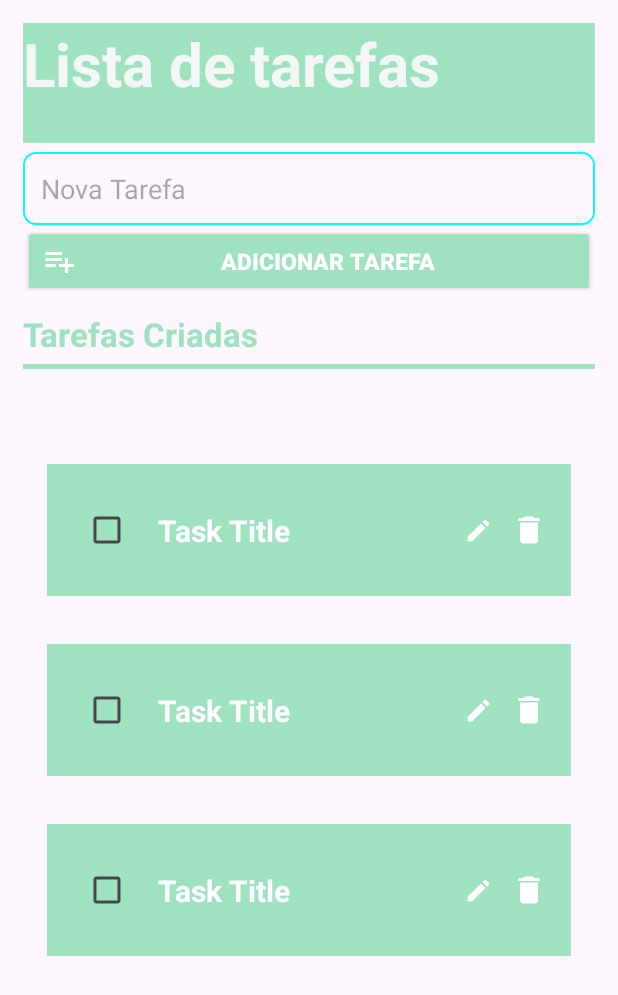
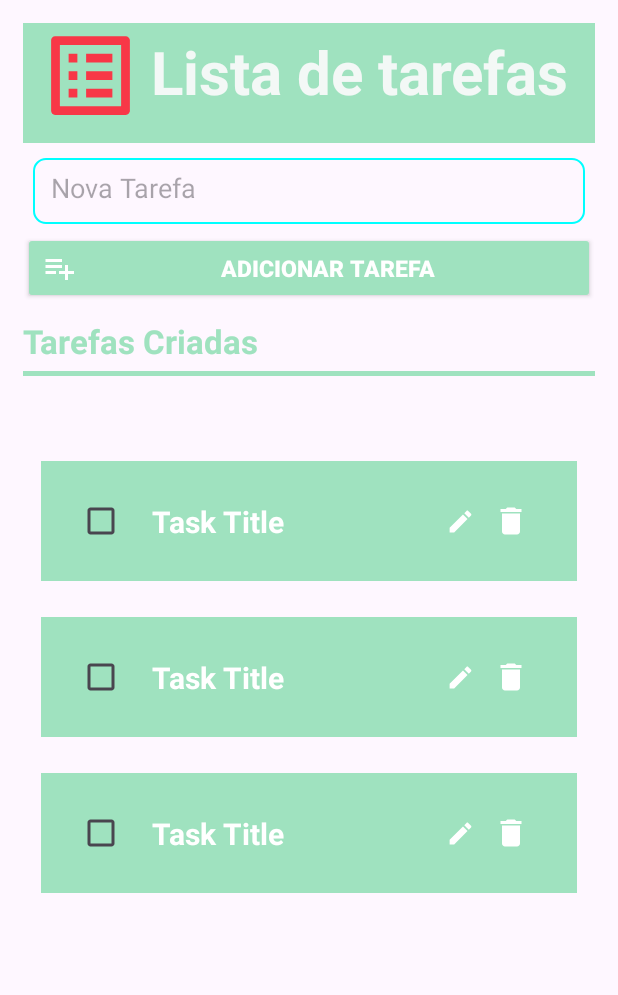
Before and after one commit to gabreucast/Projeto-To-Do-List, an Android app: the layout fragment_home_to_do_list.xml on its own in the app's theme, with its tools: preview values and no code run, on a phone screen of 412 x 824 dp. Shown: the top 995 px of the screen. Run offline under Robolectric (Android 15) with nearby library versions, the phone set to English and light mode, and no system bars.

Commit message:
crias os fragments de completed task, organizar o codigo, colocar o titulo e icone em todas as telas, padronizar os comentarios do styles.xml,

```diff
--- a/ProjetoToDoList/app/src/main/java/com/gabreucast/projetotodolist/Fragmets/EditFragment.kt
+++ b/ProjetoToDoList/app/src/main/java/com/gabreucast/projetotodolist/Fragmets/EditFragment.kt
@@ -35,7 +35,7 @@ class EditFragment : Fragment() {
         savedInstanceState: Bundle?
     ): View? {
         // Inflate the layout for this fragment
-        return inflater.inflate(R.layout.fragment_edit, container, false)
+        return inflater.inflate(R.layout.fragment_principal_edit, container, false)
     }
 
     companion object {
--- a/ProjetoToDoList/app/src/main/res/drawable/edit_icone.xml
+++ /dev/null
@@ -1,5 +0,0 @@
-<vector xmlns:android="http://schemas.android.com/apk/res/android" android:height="24dp" android:tint="#1976D2" android:viewportHeight="24" android:viewportWidth="24" android:width="24dp">
-
-    <path android:fillColor="@android:color/white" android:pathData="M3,10h11v2H3V10zM3,8h11V6H3V8zM3,16h7v-2H3V16zM18.01,12.87l0.71,-0.71c0.39,-0.39 1.02,-0.39 1.41,0l0.71,0.71c0.39,0.39 0.39,1.02 0,1.41l-0.71,0.71L18.01,12.87zM17.3,13.58l-5.3,5.3V21h2.12l5.3,-5.3L17.3,13.58z"/>
-
-</vector>
--- a/ProjetoToDoList/app/src/main/res/drawable/remove_icone.xml
+++ /dev/null
@@ -1,5 +0,0 @@
-<vector xmlns:android="http://schemas.android.com/apk/res/android" android:height="24dp" android:tint="#D32F2F" android:viewportHeight="24" android:viewportWidth="24" android:width="24dp">
-
-    <path android:fillColor="@android:color/white" android:pathData="M14,10H3v2h11V10zM14,6H3v2h11V6zM3,16h7v-2H3V16zM14.41,22L17,19.41L19.59,22L21,20.59L18.41,18L21,15.41L19.59,14L17,16.59L14.41,14L13,15.41L15.59,18L13,20.59L14.41,22z"/>
-
-</vector>
--- a/ProjetoToDoList/app/src/main/res/drawable/title_icone.xml
+++ /dev/null
@@ -1,5 +0,0 @@
-<vector xmlns:android="http://schemas.android.com/apk/res/android" android:autoMirrored="true" android:height="24dp" android:tint="#000000" android:viewportHeight="24" android:viewportWidth="24" android:width="24dp">
-
-    <path android:fillColor="@android:color/white" android:pathData="M4,10.5c-0.83,0 -1.5,0.67 -1.5,1.5s0.67,1.5 1.5,1.5 1.5,-0.67 1.5,-1.5 -0.67,-1.5 -1.5,-1.5zM4,4.5c-0.83,0 -1.5,0.67 -1.5,1.5S3.17,7.5 4,7.5 5.5,6.83 5.5,6 4.83,4.5 4,4.5zM4,16.5c-0.83,0 -1.5,0.68 -1.5,1.5s0.68,1.5 1.5,1.5 1.5,-0.68 1.5,-1.5 -0.67,-1.5 -1.5,-1.5zM7,19h14v-2L7,17v2zM7,13h14v-2L7,11v2zM7,5v2h14L21,5L7,5z"/>
-
-</vector>
--- a/ProjetoToDoList/app/src/main/res/layout/fragment_home_to_do_list.xml
+++ b/ProjetoToDoList/app/src/main/res/layout/fragment_home_to_do_list.xml
@@ -21,18 +21,21 @@
         style="@style/TitleText"
         android:paddingBottom="30dp"
         android:text="@string/title"
-        app:layout_constraintStart_toStartOf="parent"
+        android:layout_marginTop="5dp"
+        android:layout_marginStart="5dp"
+        app:layout_constraintStart_toEndOf="@+id/iconImageView"
         app:layout_constraintTop_toTopOf="parent" />
 
-    <!-- Campo para adicionar uma nova tarefa -->
+    <!-- Image do App -->
     <androidx.appcompat.widget.AppCompatImageView
         android:id="@+id/iconImageView"
         style="@style/ImageTitulo"
-        android:layout_marginStart="308dp"
-        android:layout_marginTop="4dp"
-        app:layout_constraintStart_toStartOf="parent"
-        app:layout_constraintTop_toTopOf="parent" />
+        android:src="@drawable/baseline_list_alt_24"
+        android:layout_marginStart="10dp"
+        app:layout_constraintStart_toStartOf="@+id/blueBackground"
+        app:layout_constraintTop_toTopOf="parent"/>
 
+    <!-- EditText para adicionar uma nova tarefa -->
     <androidx.appcompat.widget.AppCompatEditText
         android:id="@+id/addtaskEditText"
         style="@style/AddTaskEditText"
@@ -40,7 +43,7 @@
         android:hint="@string/addEditText"
         app:layout_constraintEnd_toEndOf="parent"
         app:layout_constraintStart_toStartOf="parent"
-        app:layout_constraintTop_toBottomOf="@+id/iconImageView" />
+        app:layout_constraintTop_toBottomOf="@+id/blueBackground" />
 
     <!-- Botão para adicionar uma tarefa -->
     <androidx.appcompat.widget.AppCompatButton
@@ -48,6 +51,7 @@
         style="@style/AddButton"
         android:drawableStart="@drawable/add_icone"
         android:text="@string/addButton"
+        android:layout_marginTop="5dp"
         app:layout_constraintEnd_toEndOf="parent"
         app:layout_constraintStart_toStartOf="parent"
         app:layout_constraintTop_toBottomOf="@+id/addtaskEditText" />
@@ -69,16 +73,14 @@
         app:layout_constraintStart_toStartOf="parent"
         app:layout_constraintTop_toBottomOf="@id/textView" />
 
-    <!-- Lista de tarefas -->
     <androidx.recyclerview.widget.RecyclerView
         android:id="@+id/taskRecyclerView"
-        android:layout_width="match_parent"
-        android:layout_height="470dp"
-        android:layout_marginTop="10dp"
+        style="@style/TaskRecyclerViewStyle"
         app:layout_constraintBottom_toBottomOf="parent"
         app:layout_constraintEnd_toEndOf="parent"
         app:layout_constraintStart_toStartOf="parent"
         app:layout_constraintTop_toBottomOf="@+id/textView"
-        tools:listitem="@layout/fragment_list" />
+        tools:listitem="@layout/fragment_task_list" />
+
 
 </androidx.constraintlayout.widget.ConstraintLayout>
--- a/ProjetoToDoList/app/src/main/res/layout/fragment_list.xml
+++ /dev/null
@@ -1,50 +0,0 @@
-<?xml version="1.0" encoding="utf-8"?>
-<androidx.constraintlayout.widget.ConstraintLayout xmlns:android="http://schemas.android.com/apk/res/android"
-    xmlns:app="http://schemas.android.com/apk/res-auto"
-    android:layout_width="match_parent"
-    android:layout_height="wrap_content"
-    android:padding="16dp">
-
-    <androidx.constraintlayout.widget.ConstraintLayout
-        style="@style/TaskContainerStyle"
-        android:paddingVertical="20dp"
-        app:layout_constraintEnd_toEndOf="parent"
-        app:layout_constraintStart_toStartOf="parent"
-        app:layout_constraintTop_toTopOf="parent">
-
-        <!-- CheckBox para marcar a tarefa como completa -->
-        <CheckBox
-            android:id="@+id/checkTask1"
-            style="@style/TaskCheckBoxStyle"
-            app:layout_constraintBottom_toBottomOf="parent"
-            app:layout_constraintStart_toStartOf="parent"
-            app:layout_constraintTop_toTopOf="parent" />
-
-        <!-- Texto da tarefa -->
-        <androidx.appcompat.widget.AppCompatTextView
-            android:id="@+id/taskTextView1"
-            style="@style/TaskTextViewStyle"
-            android:text="Task Title"
-            app:layout_constraintBottom_toBottomOf="parent"
-            app:layout_constraintStart_toEndOf="@id/checkTask1"
-            app:layout_constraintTop_toTopOf="parent" />
-
-        <!-- Botão para editar a tarefa -->
-        <androidx.appcompat.widget.AppCompatImageView
-            android:id="@+id/editTask1"
-            style="@style/EditTaskImageViewStyle"
-            app:layout_constraintBottom_toBottomOf="parent"
-            app:layout_constraintEnd_toStartOf="@id/deleteTask1"
-            app:layout_constraintTop_toTopOf="parent" />
-
-        <!-- Botão para excluir a tarefa -->
-        <androidx.appcompat.widget.AppCompatImageView
-            android:id="@+id/deleteTask1"
-            style="@style/DeleteTaskImageViewStyle"
-            app:layout_constraintBottom_toBottomOf="parent"
-            app:layout_constraintEnd_toEndOf="parent"
-            app:layout_constraintTop_toTopOf="parent" />
-    </androidx.constraintlayout.widget.ConstraintLayout>
-
-
-</androidx.constraintlayout.widget.ConstraintLayout>
--- a/ProjetoToDoList/app/src/main/res/layout/fragment_edit.xml
+++ b/ProjetoToDoList/app/src/main/res/layout/fragment_principal_edit.xml
@@ -7,6 +7,7 @@
     android:padding="12dp"
     tools:context=".UpdateNoteFragment">
 
+    <!-- Título da tarefa -->
     <androidx.appcompat.widget.AppCompatTextView
         android:id="@+id/addtaskEditText"
         style="@style/TaskTitleText"
@@ -14,12 +15,14 @@
         app:layout_constraintStart_toStartOf="parent"
         app:layout_constraintTop_toTopOf="parent" />
 
+    <!-- Campo de edição da tarefa -->
     <androidx.appcompat.widget.AppCompatEditText
         android:id="@+id/taskTextView1"
         style="@style/TaskEditText"
         app:layout_constraintStart_toStartOf="parent"
         app:layout_constraintTop_toBottomOf="@id/addtaskEditText" />
 
+    <!-- Botão flutuante para salvar edições -->
     <com.google.android.material.floatingactionbutton.FloatingActionButton
         android:id="@+id/editNoteFab"
         style="@style/EditNoteFab"
--- /dev/null
+++ b/ProjetoToDoList/app/src/main/res/layout/fragment_task_list.xml
@@ -0,0 +1,44 @@
+<?xml version="1.0" encoding="utf-8"?>
+<androidx.constraintlayout.widget.ConstraintLayout xmlns:android="http://schemas.android.com/apk/res/android"
+    xmlns:app="http://schemas.android.com/apk/res-auto"
+    xmlns:tools="http://schemas.android.com/tools"
+    android:layout_width="match_parent"
+    android:layout_height="wrap_content"
+    android:padding="16dp"
+    style="@style/TaskContainerStyle"
+    android:layout_margin="12dp">
+
+    <!-- CheckBox para marcar a tarefa como completa -->
+    <CheckBox
+        android:id="@+id/checkTask1"
+        style="@style/TaskCheckBoxStyle"
+        app:layout_constraintBottom_toBottomOf="parent"
+        app:layout_constraintStart_toStartOf="parent"
+        app:layout_constraintTop_toTopOf="parent" />
+
+    <!-- Texto da tarefa -->
+    <androidx.appcompat.widget.AppCompatTextView
+        android:id="@+id/taskTextView1"
+        style="@style/TaskTextViewStyle"
+        android:text="Task Title"
+        app:layout_constraintBottom_toBottomOf="parent"
+        app:layout_constraintStart_toEndOf="@id/checkTask1"
+        app:layout_constraintTop_toTopOf="parent" />
+
+    <!-- Botão para editar a tarefa -->
+    <ImageView
+        android:id="@+id/editTask1"
+        style="@style/EditTaskImageViewStyle"
+        app:layout_constraintBottom_toBottomOf="parent"
+        app:layout_constraintEnd_toStartOf="@id/deleteTask1"
+        app:layout_constraintTop_toTopOf="parent" />
+
+    <!-- Botão para excluir a tarefa -->
+    <ImageView
+        android:id="@+id/deleteTask1"
+        style="@style/DeleteTaskImageViewStyle"
+        app:layout_constraintBottom_toBottomOf="parent"
+        app:layout_constraintEnd_toEndOf="parent"
+        app:layout_constraintTop_toTopOf="parent" />
+
+</androidx.constraintlayout.widget.ConstraintLayout>
--- a/ProjetoToDoList/app/src/main/res/values/colors.xml
+++ b/ProjetoToDoList/app/src/main/res/values/colors.xml
@@ -15,4 +15,8 @@
     <!-- Cor do botão de adicionar tarefa -->
     <color name="addButton">#9FE2BF</color>
 
+    <!-- colors vermelho do icone lixeira -->
+    <color name="deletedIconTint">#D32F2F</color>
+
+
 </resources>
--- a/ProjetoToDoList/app/src/main/res/values/styles.xml
+++ b/ProjetoToDoList/app/src/main/res/values/styles.xml
@@ -2,15 +2,14 @@
 <resources>
 
     <!-- fragment_home_to_do_list -->
-
-    <!-- Estilo para color de fundo do Titulo e Imagem Principal -->
+    <!-- style para o fundo do Título e Imagem Principal -->
     <style name="ViewBackground">
         <item name="android:layout_width">match_parent</item>
         <item name="android:layout_height">80dp</item>
         <item name="android:background">@color/fundoBarra</item>
     </style>
 
-    <!-- Estilo para o título -->
+    <!-- style para o título -->
     <style name="TitleText">
         <item name="android:textColor">@color/titleColor</item>
         <item name="android:textSize">40sp</item>
@@ -19,24 +18,22 @@
         <item name="android:layout_height">wrap_content</item>
     </style>
 
-    <!-- Estilo para o ícone do Titulo -->
+    <!-- style para o ícone do Título -->
     <style name="ImageTitulo">
         <item name="android:layout_width">70dp</item>
         <item name="android:layout_height">70dp</item>
     </style>
 
-    <!-- Estilo para o EditText de adicionar tarefa -->
+    <!-- style para o EditText de adicionar tarefa -->
     <style name="AddTaskEditText">
         <item name="android:textColor">@color/letraColor</item>
-        <item name="android:background">@android:color/white</item>
-        <item name="android:layout_marginTop">12sp</item>
-        <item name="android:padding">12sp</item>
-        <item name="android:titleMarginTop">10dp</item>
-        <item name="android:layout_width">match_parent</item>
-        <item name="android:layout_height">wrap_content</item>
+        <item name="android:layout_marginTop">10dp</item>
+        <item name="android:padding">12dp</item>
+        <item name="android:layout_width">368dp</item>
+        <item name="android:layout_height">44dp</item>
     </style>
 
-    <!-- Estilo para o botão de criar tarefa -->
+    <!-- estilo para o botão de criar tarefa -->
     <style name="AddButton">
         <item name="android:backgroundTint">@color/addButton</item>
         <item name="android:textColor">@android:color/white</item>
@@ -46,7 +43,7 @@
         <item name="android:layout_height">wrap_content</item>
     </style>
 
-    <!-- Estilo para o TextView Tarefas Criadas -->
+    <!-- style para o TextView Tarefas Criadas -->
     <style name="TaskText">
         <item name="android:textColor">@color/addButton</item>
         <item name="android:textSize">22sp</item>
@@ -55,23 +52,31 @@
         <item name="android:layout_height">wrap_content</item>
     </style>
 
-    <!-- Estilo para linha -->
+    <!-- style para a linha -->
     <style name="Viewlinha">
         <item name="android:layout_width">match_parent</item>
         <item name="android:layout_height">3dp</item>
         <item name="android:background">@color/fundoBarra</item>
     </style>
 
-    <!-- Estilo para o ícone do botao de Editar Tarefa -->
+    <!-- style para o ícone do botão de Editar Tarefa -->
     <style name="ImageEditar">
         <item name="android:layout_width">70dp</item>
         <item name="android:layout_height">70dp</item>
         <item name="android:scaleType">fitCenter</item>
     </style>
 
-    <!-- fragment_edit -->
+    <!-- style para o RecyclerView de tarefas fragment_task -->
+    <style name="TaskRecyclerViewStyle">
+        <item name="android:layout_width">match_parent</item>
+        <item name="android:layout_height">470dp</item>
+        <item name="android:layout_marginTop">10dp</item>
+        <item name="android:clipToPadding">false</item>
+        <item name="android:paddingBottom">16dp</item>
+    </style>
 
-    <!-- Estilo para o título do texto fragment_edit -->
+    <!-- fragment_list -->
+    <!-- style para o título do texto fragment_edit -->
     <style name="TaskTitleText">
         <item name="android:layout_width">wrap_content</item>
         <item name="android:layout_height">wrap_content</item>
@@ -81,10 +86,10 @@
         <item name="android:layout_marginTop">15dp</item>
     </style>
 
-    <!-- Estilo para o EditText fragment_edit -->
+    <!-- style para o EditText fragment_edit -->
     <style name="TaskEditText">
         <item name="android:layout_width">match_parent</item>
-        <item name="android:layout_height">98dp</item>
+        <item name="android:layout_height">70dp</item>
         <item name="android:background">@drawable/aqua_borde</item>
         <item name="android:hint">@string/exemploTarefa</item>
         <item name="android:maxLines">1</item>
@@ -93,7 +98,7 @@
         <item name="android:textSize">20sp</item>
     </style>
 
-    <!-- Estilo para o FloatingActionButton fragment_edit-->
+    <!-- style para o FloatingActionButton fragment_edit -->
     <style name="EditNoteFab">
         <item name="android:layout_width">wrap_content</item>
         <item name="android:layout_height">wrap_content</item>
@@ -104,23 +109,22 @@
         <item name="android:tint">@color/white</item>
     </style>
 
-    <!-- fragment_list -->
-    <!-- Estilo para o contêiner do ConstraintLayout fragment_list -->
+    <!-- Fragmento para a lista de tarefas -->
+    <!-- style para o contêiner do ConstraintLayout fragment_list -->
     <style name="TaskContainerStyle">
         <item name="android:layout_width">match_parent</item>
         <item name="android:layout_height">wrap_content</item>
-        <item name="android:background">#9FE2BF</item>
+        <item name="android:background">@color/fundoBarra</item>
     </style>
 
-    <!-- Estilo para o CheckBox fragment_list -->
+    <!-- style para o CheckBox fragment_list -->
     <style name="TaskCheckBoxStyle">
         <item name="android:layout_width">wrap_content</item>
         <item name="android:layout_height">wrap_content</item>
-        <item name="android:layout_marginStart">16dp</item>
         <item name="android:color">@color/titleColor</item>
     </style>
 
-    <!-- Estilo para o TextView fragment_list -->
+    <!-- style para o TextView fragment_list -->
     <style name="TaskTextViewStyle">
         <item name="android:layout_width">wrap_content</item>
         <item name="android:layout_height">wrap_content</item>
@@ -130,7 +134,7 @@
         <item name="android:textStyle">bold</item>
     </style>
 
-    <!-- Estilo para o ImageView fragment_list -->
+    <!-- style para o ImageView fragment_list -->
     <style name="EditTaskImageViewStyle">
         <item name="android:layout_width">19dp</item>
         <item name="android:layout_height">26dp</item>
@@ -138,7 +142,7 @@
         <item name="android:src">@drawable/baseline_edit_24</item>
     </style>
 
-    <!-- Estilo para o ImageView do botão de excluir tarefa fragment_list -->
+    <!-- style para o ImageView do botão de excluir tarefa fragment_list -->
     <style name="DeleteTaskImageViewStyle">
         <item name="android:layout_width">wrap_content</item>
         <item name="android:layout_height">wrap_content</item>
@@ -146,4 +150,58 @@
         <item name="android:src">@drawable/baseline_delete_24</item>
     </style>
 
+    <!-- fragment_completedtask -->
+    <!-- style para o título da nota deletada fragment_completedtask -->
+    <style name="DeletedNoteTitleText">
+        <item name="android:layout_width">wrap_content</item>
+        <item name="android:layout_height">wrap_content</item>
+        <item name="android:textSize">18sp</item>
+        <item name="android:textStyle">bold</item>
+        <item name="android:textColor">@color/titleColor</item>
+        <item name="android:backgroundTint">@color/cardview_dark_background</item>
+    </style>
+
+    <!-- style para o ícone de deletada fragment_completedtask -->
+    <style name="DeletedIconImageView">
+        <item name="android:layout_width">24dp</item>
+        <item name="android:layout_height">24dp</item>
+        <item name="android:layout_marginStart">12dp</item>
+        <item name="android:layout_marginTop">5dp</item>
+        <item name="android:contentDescription">Deletada</item>
+        <item name="android:src">@drawable/baseline_auto_delete_24</item>
+        <item name="android:tint">@color/deletedIconTint</item>
+    </style>
+
+    <!-- style para o indicador de status "Deletada" fragment_completedtask -->
+    <style name="DeletedStatusTextView">
+        <item name="android:layout_width">wrap_content</item>
+        <item name="android:layout_height">wrap_content</item>
+        <item name="android:layout_marginTop">5dp</item>
+        <item name="android:layout_marginEnd">5dp</item>
+        <item name="android:paddingStart">8dp</item>
+        <item name="android:textColor">@color/deletedIconTint</item>
+        <item name="android:textStyle">italic</item>
+    </style>
+
+    <!-- style para o conteúdo da nota deletada fragment_completedtask -->
+    <style name="DeletedNoteContentTextView">
+        <item name="android:layout_width">wrap_content</item>
+        <item name="android:layout_height">wrap_content</item>
+        <item name="android:textStyle">bold</item>
+        <item name="android:layout_marginStart">12dp</item>
+        <item name="android:layout_marginTop">5dp</item>
+        <item name="android:textSize">16sp</item>
+        <item name="android:textColor">@color/titleColor</item>
+    </style>
+
+    <!-- fragment_deletednotes -->
+    <!-- style para o RecyclerView de notas deletadas fragment_deletednotes -->
+    <style name="DeletedNotesRecyclerViewStyle">
+        <item name="android:layout_width">match_parent</item>
+        <item name="android:layout_height">600dp</item>
+        <item name="android:layout_marginTop">10dp</item>
+        <item name="android:clipToPadding">false</item>
+        <item name="android:paddingBottom">16dp</item>
+    </style>
+
 </resources>
```
Also changed, not shown: ProjetoToDoList/app/src/main/res/layout/fragment_completedtask_list.xml (added, +42 -0 lines), ProjetoToDoList/app/src/main/res/layout/fragment_completetask.xml (deleted, +0 -53 lines), ProjetoToDoList/app/src/main/res/layout/fragment_principal_completedtask.xml (added, +46 -0 lines).
